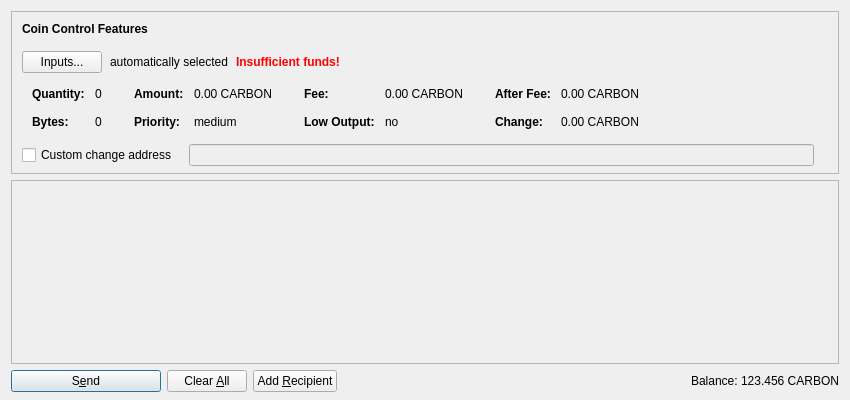
Old version of the form src/qt/forms/sendcoinsdialog.ui in the repository carboncointrust/CarboncoinCore.
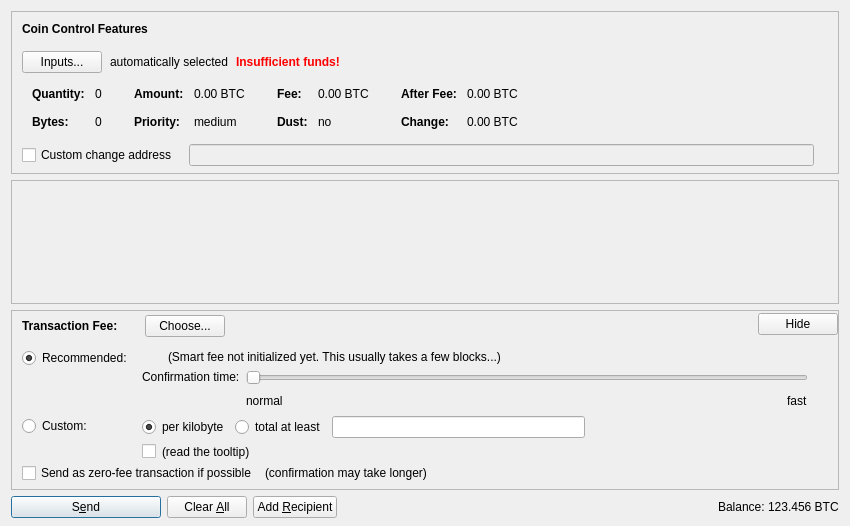
New version of the form. Icons and pictures are not drawn. Custom widgets are drawn as their Qt base class.

Commit message:
Bitcoin integration/staging tree
Branch 0.12.1

```diff
--- a/src/qt/forms/sendcoinsdialog.ui
+++ b/src/qt/forms/sendcoinsdialog.ui
@@ -7,13 +7,13 @@
     <x>0</x>
     <y>0</y>
     <width>850</width>
-    <height>400</height>
+    <height>526</height>
    </rect>
   </property>
   <property name="windowTitle">
    <string>Send Coins</string>
   </property>
-  <layout class="QVBoxLayout" name="verticalLayout" stretch="0,1,0">
+  <layout class="QVBoxLayout" name="verticalLayout" stretch="0,1,0,0">
    <property name="bottomMargin">
     <number>8</number>
    </property>
@@ -321,7 +321,7 @@
                   <enum>Qt::ActionsContextMenu</enum>
                  </property>
                  <property name="text">
-                  <string notr="true">0.00 CARBON</string>
+                  <string notr="true">0.00 BTC</string>
                  </property>
                  <property name="textInteractionFlags">
                   <set>Qt::LinksAccessibleByMouse|Qt::TextSelectableByKeyboard|Qt::TextSelectableByMouse</set>
@@ -401,7 +401,7 @@
                   <enum>Qt::ActionsContextMenu</enum>
                  </property>
                  <property name="text">
-                  <string notr="true">0.00 CARBON</string>
+                  <string notr="true">0.00 BTC</string>
                  </property>
                  <property name="textInteractionFlags">
                   <set>Qt::LinksAccessibleByMouse|Qt::TextSelectableByKeyboard|Qt::TextSelectableByMouse</set>
@@ -417,7 +417,7 @@
                   </font>
                  </property>
                  <property name="text">
-                  <string>Low Output:</string>
+                  <string>Dust:</string>
                  </property>
                 </widget>
                </item>
@@ -481,7 +481,7 @@
                   <enum>Qt::ActionsContextMenu</enum>
                  </property>
                  <property name="text">
-                  <string notr="true">0.00 CARBON</string>
+                  <string notr="true">0.00 BTC</string>
                  </property>
                  <property name="textInteractionFlags">
                   <set>Qt::LinksAccessibleByMouse|Qt::TextSelectableByKeyboard|Qt::TextSelectableByMouse</set>
@@ -510,7 +510,7 @@
                   <enum>Qt::ActionsContextMenu</enum>
                  </property>
                  <property name="text">
-                  <string notr="true">0.00 CARBON</string>
+                  <string notr="true">0.00 BTC</string>
                  </property>
                  <property name="textInteractionFlags">
                   <set>Qt::LinksAccessibleByMouse|Qt::TextSelectableByKeyboard|Qt::TextSelectableByMouse</set>
@@ -614,7 +614,7 @@
         <x>0</x>
         <y>0</y>
         <width>830</width>
-        <height>178</height>
+        <height>68</height>
        </rect>
       </property>
       <layout class="QVBoxLayout" name="verticalLayout_2" stretch="0,1">
@@ -654,6 +654,590 @@
      </widget>
     </widget>
    </item>
+   <item>
+    <widget class="QFrame" name="frameFee">
+     <property name="sizePolicy">
+      <sizepolicy hsizetype="Expanding" vsizetype="Expanding">
+       <horstretch>0</horstretch>
+       <verstretch>0</verstretch>
+      </sizepolicy>
+     </property>
+     <property name="maximumSize">
+      <size>
+       <width>16777215</width>
+       <height>16777215</height>
+      </size>
+     </property>
+     <property name="frameShape">
+      <enum>QFrame::StyledPanel</enum>
+     </property>
+     <property name="frameShadow">
+      <enum>QFrame::Sunken</enum>
+     </property>
+     <layout class="QVBoxLayout" name="verticalLayoutFee1">
+      <property name="spacing">
+       <number>0</number>
+      </property>
+      <property name="leftMargin">
+       <number>0</number>
+      </property>
+      <property name="topMargin">
+       <number>0</number>
+      </property>
+      <property name="rightMargin">
+       <number>0</number>
+      </property>
+      <property name="bottomMargin">
+       <number>0</number>
+      </property>
+      <item>
+       <layout class="QVBoxLayout" name="verticalLayoutFee2" stretch="0,0,0">
+        <property name="spacing">
+         <number>0</number>
+        </property>
+        <property name="leftMargin">
+         <number>10</number>
+        </property>
+        <property name="topMargin">
+         <number>0</number>
+        </property>
+        <item>
+         <layout class="QHBoxLayout" name="horizontalLayoutFee1">
+          <property name="bottomMargin">
+           <number>0</number>
+          </property>
+          <item>
+           <layout class="QVBoxLayout" name="verticalLayoutFee7">
+            <property name="spacing">
+             <number>0</number>
+            </property>
+            <item>
+             <spacer name="verticalSpacerSmartFee">
+              <property name="orientation">
+               <enum>Qt::Vertical</enum>
+              </property>
+              <property name="sizeType">
+               <enum>QSizePolicy::Fixed</enum>
+              </property>
+              <property name="sizeHint" stdset="0">
+               <size>
+                <width>1</width>
+                <height>4</height>
+               </size>
+              </property>
+             </spacer>
+            </item>
+            <item>
+             <layout class="QHBoxLayout" name="horizontalLayoutSmartFee">
+              <property name="spacing">
+               <number>10</number>
+              </property>
+              <item>
+               <widget class="QLabel" name="labelFeeHeadline">
+                <property name="sizePolicy">
+                 <sizepolicy hsizetype="Preferred" vsizetype="Maximum">
+                  <horstretch>0</horstretch>
+                  <verstretch>0</verstretch>
+                 </sizepolicy>
+                </property>
+                <property name="font">
+                 <font>
+                  <weight>75</weight>
+                  <bold>true</bold>
+                 </font>
+                </property>
+                <property name="styleSheet">
+                 <string notr="true">font-weight:bold;</string>
+                </property>
+                <property name="text">
+                 <string>Transaction Fee:</string>
+                </property>
+               </widget>
+              </item>
+              <item>
+               <widget class="QLabel" name="labelFeeMinimized">
+                <property name="text">
+                 <string/>
+                </property>
+               </widget>
+              </item>
+              <item>
+               <widget class="QPushButton" name="buttonChooseFee">
+                <property name="text">
+                 <string>Choose...</string>
+                </property>
+               </widget>
+              </item>
+             </layout>
+            </item>
+            <item>
+             <spacer name="verticalSpacer_5">
+              <property name="orientation">
+               <enum>Qt::Vertical</enum>
+              </property>
+              <property name="sizeHint" stdset="0">
+               <size>
+                <width>1</width>
+                <height>1</height>
+               </size>
+              </property>
+             </spacer>
+            </item>
+           </layout>
+          </item>
+          <item>
+           <spacer name="horizontalSpacer_4">
+            <property name="orientation">
+             <enum>Qt::Horizontal</enum>
+            </property>
+            <property name="sizeHint" stdset="0">
+             <size>
+              <width>40</width>
+              <height>20</height>
+             </size>
+            </property>
+           </spacer>
+          </item>
+          <item>
+           <widget class="QPushButton" name="buttonMinimizeFee">
+            <property name="toolTip">
+             <string>collapse fee-settings</string>
+            </property>
+            <property name="text">
+             <string>Hide</string>
+            </property>
+           </widget>
+          </item>
+         </layout>
+        </item>
+        <item>
+         <widget class="QFrame" name="frameFeeSelection">
+          <layout class="QVBoxLayout" name="verticalLayoutFee12">
+           <property name="spacing">
+            <number>0</number>
+           </property>
+           <property name="leftMargin">
+            <number>0</number>
+           </property>
+           <property name="topMargin">
+            <number>0</number>
+           </property>
+           <property name="rightMargin">
+            <number>0</number>
+           </property>
+           <property name="bottomMargin">
+            <number>0</number>
+           </property>
+           <item>
+            <layout class="QGridLayout" name="gridLayoutFee">
+             <property name="topMargin">
+              <number>10</number>
+             </property>
+             <property name="bottomMargin">
+              <number>4</number>
+             </property>
+             <property name="horizontalSpacing">
+              <number>10</number>
+             </property>
+             <property name="verticalSpacing">
+              <number>4</number>
+             </property>
+             <item row="1" column="1">
+              <layout class="QVBoxLayout" name="verticalLayoutFee8">
+               <property name="spacing">
+                <number>6</number>
+               </property>
+               <item>
+                <layout class="QHBoxLayout" name="horizontalLayoutFee13">
+                 <item>
+                  <widget class="QRadioButton" name="radioCustomPerKilobyte">
+                   <property name="toolTip">
+                    <string>If the custom fee is set to 1000 satoshis and the transaction is only 250 bytes, then &quot;per kilobyte&quot; only pays 250 satoshis in fee, while &quot;total at least&quot; pays 1000 satoshis. For transactions bigger than a kilobyte both pay by kilobyte.</string>
+                   </property>
+                   <property name="text">
+                    <string>per kilobyte</string>
+                   </property>
+                   <property name="checked">
+                    <bool>true</bool>
+                   </property>
+                   <attribute name="buttonGroup">
+                    <string notr="true">groupCustomFee</string>
+                   </attribute>
+                  </widget>
+                 </item>
+                 <item>
+                  <widget class="QRadioButton" name="radioCustomAtLeast">
+                   <property name="toolTip">
+                    <string>If the custom fee is set to 1000 satoshis and the transaction is only 250 bytes, then &quot;per kilobyte&quot; only pays 250 satoshis in fee, while &quot;total at least&quot; pays 1000 satoshis. For transactions bigger than a kilobyte both pay by kilobyte.</string>
+                   </property>
+                   <property name="text">
+                    <string>total at least</string>
+                   </property>
+                   <attribute name="buttonGroup">
+                    <string notr="true">groupCustomFee</string>
+                   </attribute>
+                  </widget>
+                 </item>
+                 <item>
+                  <widget class="BitcoinAmountField" name="customFee"/>
+                 </item>
+                 <item>
+                  <spacer name="horizontalSpacer_6">
+                   <property name="orientation">
+                    <enum>Qt::Horizontal</enum>
+                   </property>
+                   <property name="sizeHint" stdset="0">
+                    <size>
+                     <width>1</width>
+                     <height>1</height>
+                    </size>
+                   </property>
+                  </spacer>
+                 </item>
+                </layout>
+               </item>
+               <item>
+                <layout class="QHBoxLayout" name="horizontalLayoutFee8">
+                 <item>
+                  <widget class="QCheckBox" name="checkBoxMinimumFee">
+                   <property name="toolTip">
+                    <string>Paying only the minimum fee is just fine as long as there is less transaction volume than space in the blocks. But be aware that this can end up in a never confirming transaction once there is more demand for bitcoin transactions than the network can process.</string>
+                   </property>
+                   <property name="text">
+                    <string/>
+                   </property>
+                  </widget>
+                 </item>
+                 <item>
+                  <widget class="QLabel" name="labelMinFeeWarning">
+                   <property name="enabled">
+                    <bool>true</bool>
+                   </property>
+                   <property name="toolTip">
+                    <string>Paying only the minimum fee is just fine as long as there is less transaction volume than space in the blocks. But be aware that this can end up in a never confirming transaction once there is more demand for bitcoin transactions than the network can process.</string>
+                   </property>
+                   <property name="text">
+                    <string>(read the tooltip)</string>
+                   </property>
+                   <property name="margin">
+                    <number>5</number>
+                   </property>
+                  </widget>
+                 </item>
+                 <item>
+                  <spacer name="horizontalSpacer_2">
+                   <property name="orientation">
+                    <enum>Qt::Horizontal</enum>
+                   </property>
+                   <property name="sizeHint" stdset="0">
+                    <size>
+                     <width>1</width>
+                     <height>1</height>
+                    </size>
+                   </property>
+                  </spacer>
+                 </item>
+                </layout>
+               </item>
+              </layout>
+             </item>
+             <item row="0" column="0">
+              <layout class="QVBoxLayout" name="verticalLayoutFee4" stretch="0,1">
+               <item>
+                <widget class="QRadioButton" name="radioSmartFee">
+                 <property name="text">
+                  <string>Recommended:</string>
+                 </property>
+                 <property name="checked">
+                  <bool>true</bool>
+                 </property>
+                 <attribute name="buttonGroup">
+                  <string notr="true">groupFee</string>
+                 </attribute>
+                </widget>
+               </item>
+               <item>
+                <spacer name="verticalSpacer_2">
+                 <property name="orientation">
+                  <enum>Qt::Vertical</enum>
+                 </property>
+                 <property name="sizeHint" stdset="0">
+                  <size>
+                   <width>1</width>
+                   <height>1</height>
+                  </size>
+                 </property>
+                </spacer>
+               </item>
+              </layout>
+             </item>
+             <item row="1" column="0">
+              <layout class="QVBoxLayout" name="verticalLayoutFee9" stretch="0,1">
+               <item>
+                <widget class="QRadioButton" name="radioCustomFee">
+                 <property name="text">
+                  <string>Custom:</string>
+                 </property>
+                 <attribute name="buttonGroup">
+                  <string notr="true">groupFee</string>
+                 </attribute>
+                </widget>
+               </item>
+               <item>
+                <spacer name="verticalSpacer_6">
+                 <property name="orientation">
+                  <enum>Qt::Vertical</enum>
+                 </property>
+                 <property name="sizeHint" stdset="0">
+                  <size>
+                   <width>1</width>
+                   <height>1</height>
+                  </size>
+                 </property>
+                </spacer>
+               </item>
+              </layout>
+             </item>
+             <item row="0" column="1">
+              <layout class="QVBoxLayout" name="verticalLayoutFee3" stretch="0,0,1">
+               <property name="spacing">
+                <number>6</number>
+               </property>
+               <property name="topMargin">
+                <number>2</number>
+               </property>
+               <item>
+                <layout class="QHBoxLayout" name="horizontalLayoutFee12">
+                 <item>
+                  <widget class="QLabel" name="labelSmartFee">
+                   <property name="text">
+                    <string/>
+                   </property>
+                   <property name="margin">
+                    <number>2</number>
+                   </property>
+                  </widget>
+                 </item>
+                 <item>
+                  <widget class="QLabel" name="labelFeeEstimation">
+                   <property name="text">
+                    <string/>
+                   </property>
+                  </widget>
+                 </item>
+                 <item>
+                  <widget class="QLabel" name="labelSmartFee2">
+                   <property name="text">
+                    <string>(Smart fee not initialized yet. This usually takes a few blocks...)</string>
+                   </property>
+                   <property name="margin">
+                    <number>2</number>
+                   </property>
+                  </widget>
+                 </item>
+                 <item>
+                  <spacer name="horizontalSpacer_5">
+                   <property name="orientation">
+                    <enum>Qt::Horizontal</enum>
+                   </property>
+                   <property name="sizeHint" stdset="0">
+                    <size>
+                     <width>1</width>
+                     <height>1</height>
+                    </size>
+                   </property>
+                  </spacer>
+                 </item>
+                </layout>
+               </item>
+               <item>
+                <layout class="QHBoxLayout" name="horizontalLayoutFee9">
+                 <item>
+                  <layout class="QVBoxLayout" name="verticalLayoutFee6">
+                   <item>
+                    <widget class="QLabel" name="labelSmartFee3">
+                     <property name="text">
+                      <string>Confirmation time:</string>
+                     </property>
+                     <property name="margin">
+                      <number>2</number>
+                     </property>
+                    </widget>
+                   </item>
+                   <item>
+                    <spacer name="verticalSpacer_3">
+                     <property name="orientation">
+                      <enum>Qt::Vertical</enum>
+                     </property>
+                     <property name="sizeHint" stdset="0">
+                      <size>
+                       <width>1</width>
+                       <height>1</height>
+                      </size>
+                     </property>
+                    </spacer>
+                   </item>
+                  </layout>
+                 </item>
+                 <item>
+                  <layout class="QVBoxLayout" name="verticalLayoutFee5">
+                   <property name="rightMargin">
+                    <number>30</number>
+                   </property>
+                   <item>
+                    <widget class="QSlider" name="sliderSmartFee">
+                     <property name="minimum">
+                      <number>0</number>
+                     </property>
+                     <property name="maximum">
+                      <number>24</number>
+                     </property>
+                     <property name="pageStep">
+                      <number>1</number>
+                     </property>
+                     <property name="value">
+                      <number>0</number>
+                     </property>
+                     <property name="orientation">
+                      <enum>Qt::Horizontal</enum>
+                     </property>
+                     <property name="invertedAppearance">
+                      <bool>false</bool>
+                     </property>
+                     <property name="invertedControls">
+                      <bool>false</bool>
+                     </property>
+                     <property name="tickPosition">
+                      <enum>QSlider::NoTicks</enum>
+                     </property>
+                    </widget>
+                   </item>
+                   <item>
+                    <layout class="QHBoxLayout" name="horizontalLayoutFee10">
+                     <item>
+                      <widget class="QLabel" name="labelSmartFeeNormal">
+                       <property name="text">
+                        <string>normal</string>
+                       </property>
+                      </widget>
+                     </item>
+                     <item>
+                      <spacer name="horizontalSpacer_3">
+                       <property name="orientation">
+                        <enum>Qt::Horizontal</enum>
+                       </property>
+                       <property name="sizeHint" stdset="0">
+                        <size>
+                         <width>40</width>
+                         <height>20</height>
+                        </size>
+                       </property>
+                      </spacer>
+                     </item>
+                     <item>
+                      <widget class="QLabel" name="labelSmartFeeFast">
+                       <property name="text">
+                        <string>fast</string>
+                       </property>
+                      </widget>
+                     </item>
+                    </layout>
+                   </item>
+                  </layout>
+                 </item>
+                </layout>
+               </item>
+               <item>
+                <spacer name="verticalSpacer_4">
+                 <property name="orientation">
+                  <enum>Qt::Vertical</enum>
+                 </property>
+                 <property name="sizeHint" stdset="0">
+                  <size>
+                   <width>1</width>
+                   <height>1</height>
+                  </size>
+                 </property>
+                </spacer>
+               </item>
+              </layout>
+             </item>
+            </layout>
+           </item>
+           <item>
+            <layout class="QHBoxLayout" name="horizontalLayoutFee5" stretch="0,0,0">
+             <property name="spacing">
+              <number>8</number>
+             </property>
+             <property name="bottomMargin">
+              <number>4</number>
+             </property>
+             <item>
+              <widget class="QCheckBox" name="checkBoxFreeTx">
+               <property name="text">
+                <string>Send as zero-fee transaction if possible</string>
+               </property>
+              </widget>
+             </item>
+             <item>
+              <widget class="QLabel" name="labelFreeTx">
+               <property name="text">
+                <string>(confirmation may take longer)</string>
+               </property>
+               <property name="margin">
+                <number>5</number>
+               </property>
+              </widget>
+             </item>
+             <item>
+              <spacer name="horizontalSpacerFee5">
+               <property name="orientation">
+                <enum>Qt::Horizontal</enum>
+               </property>
+               <property name="sizeHint" stdset="0">
+                <size>
+                 <width>1</width>
+                 <height>1</height>
+                </size>
+               </property>
+              </spacer>
+             </item>
+            </layout>
+           </item>
+           <item>
+            <spacer name="verticalSpacerFee2">
+             <property name="orientation">
+              <enum>Qt::Vertical</enum>
+             </property>
+             <property name="sizeHint" stdset="0">
+              <size>
+               <width>1</width>
+               <height>1</height>
+              </size>
+             </property>
+            </spacer>
+           </item>
+          </layout>
+         </widget>
+        </item>
+        <item>
+         <spacer name="verticalSpacerFee">
+          <property name="orientation">
+           <enum>Qt::Vertical</enum>
+          </property>
+          <property name="sizeHint" stdset="0">
+           <size>
+            <width>800</width>
+            <height>1</height>
+           </size>
+          </property>
+         </spacer>
+        </item>
+       </layout>
+      </item>
+     </layout>
+    </widget>
+   </item>
    <item>
     <layout class="QHBoxLayout" name="horizontalLayout">
      <item>
@@ -674,6 +1258,9 @@
         <iconset resource="../bitcoin.qrc">
          <normaloff>:/icons/send</normaloff>:/icons/send</iconset>
        </property>
+       <property name="autoDefault">
+        <bool>false</bool>
+       </property>
        <property name="default">
         <bool>true</bool>
        </property>
@@ -765,7 +1352,7 @@
           <cursorShape>IBeamCursor</cursorShape>
          </property>
          <property name="text">
-          <string notr="true">123.456 CARBON</string>
+          <string notr="true">123.456 BTC</string>
          </property>
          <property name="textInteractionFlags">
           <set>Qt::LinksAccessibleByMouse|Qt::TextSelectableByKeyboard|Qt::TextSelectableByMouse</set>
@@ -784,6 +1371,12 @@
    <extends>QLineEdit</extends>
    <header>qvalidatedlineedit.h</header>
   </customwidget>
+  <customwidget>
+   <class>BitcoinAmountField</class>
+   <extends>QLineEdit</extends>
+   <header>bitcoinamountfield.h</header>
+   <container>1</container>
+  </customwidget>
  </customwidgets>
  <resources>
   <include location="../bitcoin.qrc"/>
```
Left out of the diff: 10 changed lines with no effect on the pictures. The commit also changes 1245 other files.
